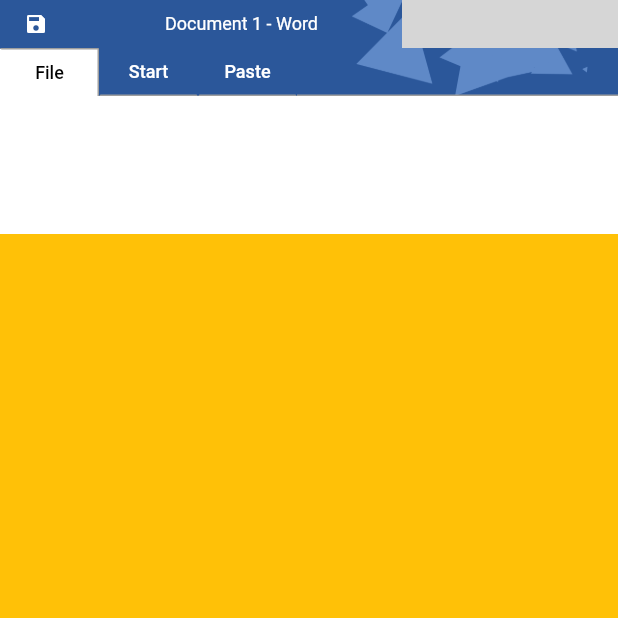
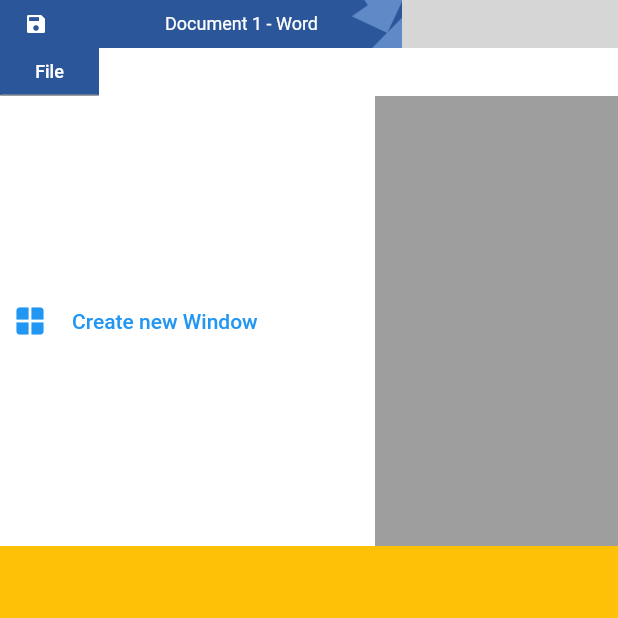
Before and after one commit to jctaoo/Flutter-Ribbon-Menu, a Flutter app: the screen it shows after launch, after a tap on "File", on a phone screen of 412 x 824 dp, the top half of it. Run offline on Flutter 3.47's test engine with Material 2 defaults, Android fonts, the phone set to English and light mode, and no system bars; missing offline and left inert: bitsdojo_window; grey boxes are pictures that could not be loaded.

Commit message:
Started implementing dropdown application menu

```diff
--- a/example/lib/word_style_titlebar.dart
+++ b/example/lib/word_style_titlebar.dart
@@ -15,7 +15,7 @@
 
 class WordStyleTitleBar extends StatelessWidget {
   final double titleBarHeight = 156;
-  final RibbonTabController controller = RibbonTabController(0);
+  final RibbonTabController controller = RibbonTabController(1);
 
   WordStyleTitleBar({Key? key}) : super(key: key);
 
--- /dev/null
+++ b/lib/ribbon_application_menu.dart
@@ -0,0 +1,49 @@
+import 'package:flutter/material.dart';
+import 'package:ribbon_menu/ribbon_application_menu_item.dart';
+import 'package:ribbon_menu/ribbon_menu_tab_button.dart';
+
+class RibbonApplicationMenu extends StatelessWidget {
+  Function() closeAction;
+
+  RibbonApplicationMenu({Key? key, required this.closeAction})
+      : super(key: key);
+
+  @override
+  Widget build(BuildContext context) {
+    return Container(
+      color: Colors.white,
+      width: 500,
+      child: Column(
+        crossAxisAlignment: CrossAxisAlignment.start,
+        children: [
+          RibbonMenuTabButton(
+            text: "File",
+            isSelected: false,
+            onPressed: closeAction,
+            color: Color.fromARGB(255, 43, 87, 154),
+          ),
+          Row(
+            children: [
+              Flexible(
+                  flex: 1,
+                  child: Column(
+                    children: [
+                      RibbonApplicationMenuItem(
+                        label: "Create new Window",
+                        onPressed: () {},
+                      )
+                    ],
+                  )),
+              Flexible(
+                  flex: 1,
+                  child: Container(
+                    height: 300,
+                    color: Colors.grey,
+                  ))
+            ],
+          ),
+        ],
+      ),
+    );
+  }
+}
--- /dev/null
+++ b/lib/ribbon_application_menu_item.dart
@@ -0,0 +1,26 @@
+import 'package:flutter/material.dart';
+
+class RibbonApplicationMenuItem extends StatelessWidget {
+  final String label;
+  final Function()? onPressed;
+  final Icon? icon;
+
+  const RibbonApplicationMenuItem(
+      {Key? key, this.label = "", this.onPressed, this.icon})
+      : super(key: key);
+
+  @override
+  Widget build(BuildContext context) {
+    return TextButton(
+        onPressed: onPressed,
+        child: Row(
+          children: [
+            Icon(Icons.window),
+            SizedBox(
+              width: 16.0,
+            ),
+            Text(label),
+          ],
+        ));
+  }
+}
--- a/lib/ribbon_menu_tab_button.dart
+++ b/lib/ribbon_menu_tab_button.dart
@@ -5,12 +5,14 @@
   final bool isFirst;
   final String text;
   final Function() onPressed;
+  final Color color;
 
   const RibbonMenuTabButton(
       {Key? key,
       required this.text,
       required this.isSelected,
       required this.onPressed,
+      this.color = Colors.transparent,
       this.isFirst = false})
       : super(key: key);
 
@@ -19,8 +21,7 @@
     return Container(
       height: 32,
       decoration: BoxDecoration(
-          border: buildBorder(),
-          color: isSelected ? Colors.white : Colors.transparent),
+          border: buildBorder(), color: isSelected ? Colors.white : color),
       child: TextButton(
         child: Text(
           text,
--- a/lib/ribbon_tab_bar.dart
+++ b/lib/ribbon_tab_bar.dart
@@ -1,4 +1,5 @@
 import 'package:flutter/material.dart';
+import 'package:ribbon_menu/ribbon_application_menu.dart';
 
 import 'ribbon_menu_tab_button.dart';
 import 'ribbon_tab_controller.dart';
@@ -16,6 +17,9 @@
 }
 
 class _RibbonTabBarState extends State<RibbonTabBar> {
+  bool _applicationMenuIsShown = false;
+  OverlayEntry? _applicationMenuOverlay;
+
   @override
   void initState() {
     super.initState();
@@ -28,16 +32,49 @@
     widget.ribbonTabController.selectedIndex = index;
   }
 
+  OverlayEntry _createApplicationMenuOverlay() {
+    RenderBox renderbox = context.findRenderObject() as RenderBox;
+    var size = renderbox.size;
+    var offset = renderbox.localToGlobal(Offset.zero);
+
+    return OverlayEntry(
+      builder: (context) => Positioned(
+          left: offset.dx,
+          top: offset.dy,
+          child: RibbonApplicationMenu(
+            closeAction: _toggleApplicationMenuOverlay,
+          )),
+    );
+  }
+
+  void _toggleApplicationMenuOverlay() {
+    if (!_applicationMenuIsShown) {
+      _applicationMenuOverlay = _createApplicationMenuOverlay();
+      Overlay.of(context)?.insert(_applicationMenuOverlay!);
+      _applicationMenuIsShown = true;
+    } else if (_applicationMenuOverlay != null) {
+      _applicationMenuOverlay!.remove();
+      _applicationMenuIsShown = false;
+    }
+  }
+
   List<Widget> _buildTabItems() {
-    var list = List<Widget>.generate(
-        widget.tabTitles.length,
-        (index) => RibbonMenuTabButton(
-            text: widget.tabTitles[index],
-            isFirst: index == 0 ? true : false,
-            isSelected: index == widget.ribbonTabController.selectedIndex
-                ? true
-                : false,
-            onPressed: () => _selectTab(index)));
+    var list = List<Widget>.generate(widget.tabTitles.length, (index) {
+      return RibbonMenuTabButton(
+          text: widget.tabTitles[index],
+          isFirst: index == 0 ? true : false,
+          isSelected:
+              index == widget.ribbonTabController.selectedIndex ? true : false,
+          onPressed: () => _selectTab(index));
+    });
+
+    list[0] = RibbonMenuTabButton(
+        text: widget.tabTitles[0],
+        isSelected:
+            0 == widget.ribbonTabController.selectedIndex ? true : false,
+        onPressed: () {
+          _toggleApplicationMenuOverlay();
+        });
 
     list.add(Expanded(
       child: Container(
```
Also changed, not shown: 1 other file.
